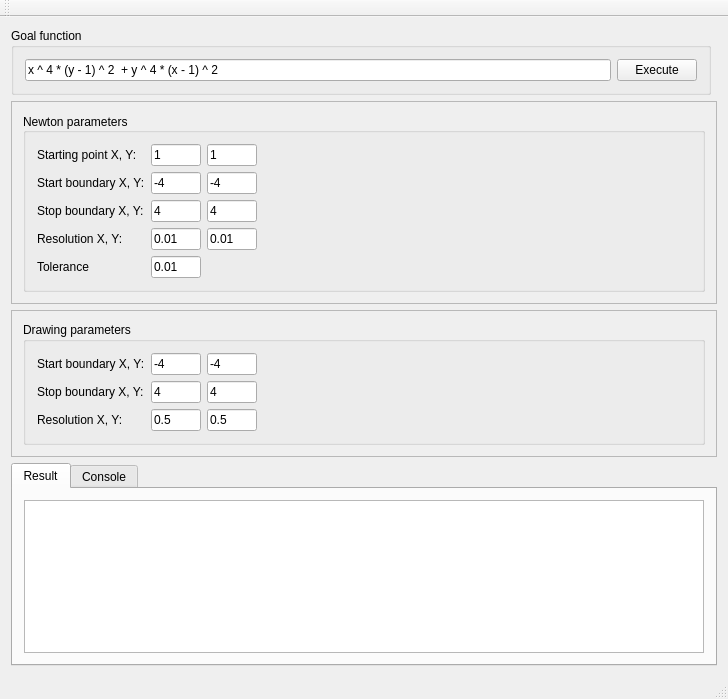
This is qtgui/mainwindow.ui in piotrlechowicz/NOpt as Qt 5 draws it before an edit. The edited form follows.
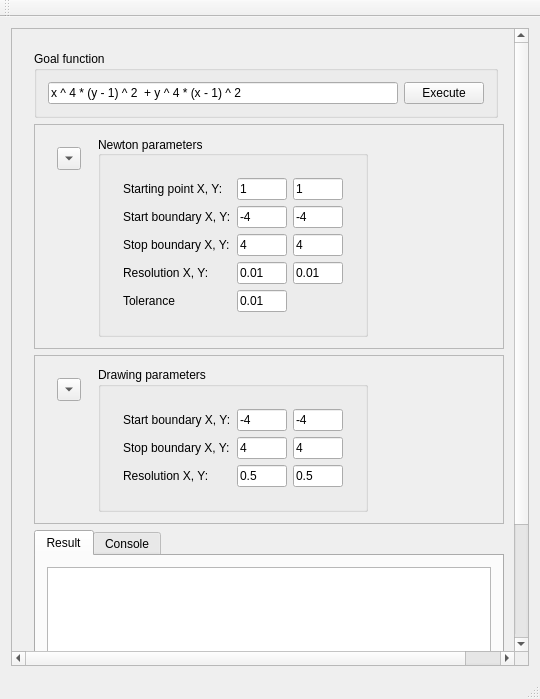
This is the edited form.

Commit message: Show example function in the main window

Patch:
```diff
--- a/qtgui/mainwindow.ui
+++ b/qtgui/mainwindow.ui
@@ -6,16 +6,64 @@
    <rect>
     <x>0</x>
     <y>0</y>
-    <width>728</width>
+    <width>540</width>
     <height>699</height>
    </rect>
   </property>
+  <property name="sizePolicy">
+   <sizepolicy hsizetype="Maximum" vsizetype="Maximum">
+    <horstretch>0</horstretch>
+    <verstretch>0</verstretch>
+   </sizepolicy>
+  </property>
   <property name="windowTitle">
    <string>Newton Optimization</string>
   </property>
   <widget class="QWidget" name="centralWidget">
+   <property name="sizePolicy">
+    <sizepolicy hsizetype="Preferred" vsizetype="Preferred">
+     <horstretch>0</horstretch>
+     <verstretch>0</verstretch>
+    </sizepolicy>
+   </property>
    <layout class="QVBoxLayout" name="verticalLayout_2">
     <item>
+     <widget class="QScrollArea" name="scrollArea">
+      <property name="sizePolicy">
+       <sizepolicy hsizetype="Preferred" vsizetype="Preferred">
+        <horstretch>0</horstretch>
+        <verstretch>0</verstretch>
+       </sizepolicy>
+      </property>
+      <property name="widgetResizable">
+       <bool>true</bool>
+      </property>
+      <widget class="QWidget" name="scrollAreaWidgetContents">
+       <property name="geometry">
+        <rect>
+         <x>0</x>
+         <y>0</y>
+         <width>539</width>
+         <height>765</height>
+        </rect>
+       </property>
+       <property name="sizePolicy">
+        <sizepolicy hsizetype="Preferred" vsizetype="Preferred">
+         <horstretch>0</horstretch>
+         <verstretch>0</verstretch>
+        </sizepolicy>
+       </property>
+       <layout class="QHBoxLayout" name="horizontalLayout_6">
+        <item>
+         <widget class="QWidget" name="widget" native="true">
+          <property name="sizePolicy">
+           <sizepolicy hsizetype="Minimum" vsizetype="Minimum">
+            <horstretch>0</horstretch>
+            <verstretch>0</verstretch>
+           </sizepolicy>
+          </property>
+          <layout class="QVBoxLayout" name="verticalLayout">
+           <item>
      <layout class="QHBoxLayout" name="horizontalLayout_2">
       <item>
        <layout class="QGridLayout" name="gridLayout">
@@ -31,6 +79,41 @@
            <enum>QFrame::Raised</enum>
           </property>
           <layout class="QHBoxLayout" name="horizontalLayout_4">
+                  <item>
+                   <widget class="QWidget" name="widget_4" native="true">
+                    <layout class="QVBoxLayout" name="verticalLayout_4">
+                     <item>
+                      <widget class="QToolButton" name="npToolButton">
+                       <property name="enabled">
+                        <bool>true</bool>
+                       </property>
+                       <property name="text">
+                        <string>...</string>
+                       </property>
+                       <property name="autoRaise">
+                        <bool>false</bool>
+                       </property>
+                       <property name="arrowType">
+                        <enum>Qt::DownArrow</enum>
+                       </property>
+                      </widget>
+                     </item>
+                     <item>
+                      <spacer name="verticalSpacer">
+                       <property name="orientation">
+                        <enum>Qt::Vertical</enum>
+                       </property>
+                       <property name="sizeHint" stdset="0">
+                        <size>
+                         <width>0</width>
+                         <height>0</height>
+                        </size>
+                       </property>
+                      </spacer>
+                     </item>
+                    </layout>
+                   </widget>
+                  </item>
            <item>
             <widget class="QGroupBox" name="groupBox">
              <property name="autoFillBackground">
@@ -49,66 +132,15 @@
               <bool>false</bool>
              </property>
              <layout class="QGridLayout" name="gridLayout_2">
-              <item row="0" column="2">
-               <widget class="QLineEdit" name="npStartingPointY">
-                <property name="maximumSize">
-                 <size>
-                  <width>50</width>
-                  <height>16777215</height>
-                 </size>
-                </property>
-                <property name="text">
-                 <string>1</string>
-                </property>
-               </widget>
-              </item>
-              <item row="2" column="0">
-               <widget class="QLabel" name="label_6">
-                <property name="text">
-                 <string>Stop boundary X, Y:</string>
-                </property>
-               </widget>
-              </item>
-              <item row="3" column="0">
-               <widget class="QLabel" name="label_5">
-                <property name="text">
-                 <string>Resolution X, Y:</string>
-                </property>
-               </widget>
-              </item>
               <item row="0" column="0">
-               <widget class="QLabel" name="label_2">
-                <property name="text">
-                 <string>Starting point X, Y:</string>
-                </property>
-               </widget>
-              </item>
-              <item row="0" column="3">
-               <spacer name="horizontalSpacer">
-                <property name="orientation">
-                 <enum>Qt::Horizontal</enum>
-                </property>
-                <property name="sizeHint" stdset="0">
-                 <size>
-                  <width>40</width>
-                  <height>20</height>
-                 </size>
-                </property>
-               </spacer>
-              </item>
-              <item row="0" column="1">
-               <widget class="QLineEdit" name="npStartingPointX">
-                <property name="maximumSize">
-                 <size>
-                  <width>50</width>
-                  <height>16777215</height>
-                 </size>
-                </property>
-                <property name="text">
-                 <string>1</string>
-                </property>
-               </widget>
-              </item>
+                      <widget class="QWidget" name="npWidget" native="true">
+                       <property name="sizePolicy">
+                        <sizepolicy hsizetype="Minimum" vsizetype="Minimum">
+                         <horstretch>0</horstretch>
+                         <verstretch>0</verstretch>
+                        </sizepolicy>
+                       </property>
+                       <layout class="QGridLayout" name="gridLayout_4">
               <item row="1" column="0">
                <widget class="QLabel" name="label_4">
                 <property name="text">
@@ -116,26 +148,6 @@
                 </property>
                </widget>
               </item>
-              <item row="4" column="0">
-               <widget class="QLabel" name="label">
-                <property name="text">
-                 <string>Tolerance</string>
-                </property>
-               </widget>
-              </item>
-              <item row="1" column="1">
-               <widget class="QLineEdit" name="npStartBoundaryX">
-                <property name="maximumSize">
-                 <size>
-                  <width>50</width>
-                  <height>16777215</height>
-                 </size>
-                </property>
-                <property name="text">
-                 <string>-4</string>
-                </property>
-               </widget>
-              </item>
               <item row="1" column="2">
                <widget class="QLineEdit" name="npStartBoundaryY">
                 <property name="maximumSize">
@@ -162,16 +174,17 @@
                 </property>
                </widget>
               </item>
-              <item row="2" column="2">
-               <widget class="QLineEdit" name="npStopBoundaryY">
-                <property name="maximumSize">
-                 <size>
-                  <width>50</width>
-                  <height>16777215</height>
-                 </size>
-                </property>
+                        <item row="2" column="0">
+                         <widget class="QLabel" name="label_6">
+                          <property name="text">
+                           <string>Stop boundary X, Y:</string>
+                          </property>
+                         </widget>
+                        </item>
+                        <item row="3" column="0">
+                         <widget class="QLabel" name="label_5">
                 <property name="text">
-                 <string>4</string>
+                           <string>Resolution X, Y:</string>
                 </property>
                </widget>
               </item>
@@ -188,19 +201,6 @@
                 </property>
                </widget>
               </item>
-              <item row="3" column="2">
-               <widget class="QLineEdit" name="npResolutionY">
-                <property name="maximumSize">
-                 <size>
-                  <width>50</width>
-                  <height>16777215</height>
-                 </size>
-                </property>
-                <property name="text">
-                 <string>0.01</string>
-                </property>
-               </widget>
-              </item>
               <item row="4" column="1">
                <widget class="QLineEdit" name="npTolerance">
                 <property name="maximumSize">
@@ -214,8 +214,116 @@
                 </property>
                </widget>
               </item>
-             </layout>
-            </widget>
+                        <item row="3" column="2">
+                         <widget class="QLineEdit" name="npResolutionY">
+                          <property name="maximumSize">
+                           <size>
+                            <width>50</width>
+                            <height>16777215</height>
+                           </size>
+                          </property>
+                          <property name="text">
+                           <string>0.01</string>
+                          </property>
+                         </widget>
+                        </item>
+                        <item row="4" column="0">
+                         <widget class="QLabel" name="label">
+                          <property name="text">
+                           <string>Tolerance</string>
+                          </property>
+                         </widget>
+                        </item>
+                        <item row="0" column="0">
+                         <widget class="QLabel" name="label_2">
+                          <property name="text">
+                           <string>Starting point X, Y:</string>
+                          </property>
+                         </widget>
+                        </item>
+                        <item row="2" column="2">
+                         <widget class="QLineEdit" name="npStopBoundaryY">
+                          <property name="maximumSize">
+                           <size>
+                            <width>50</width>
+                            <height>16777215</height>
+                           </size>
+                          </property>
+                          <property name="text">
+                           <string>4</string>
+                          </property>
+                         </widget>
+                        </item>
+                        <item row="0" column="1">
+                         <widget class="QLineEdit" name="npStartingPointX">
+                          <property name="maximumSize">
+                           <size>
+                            <width>50</width>
+                            <height>16777215</height>
+                           </size>
+                          </property>
+                          <property name="text">
+                           <string>1</string>
+                          </property>
+                         </widget>
+                        </item>
+                        <item row="0" column="2">
+                         <widget class="QLineEdit" name="npStartingPointY">
+                          <property name="maximumSize">
+                           <size>
+                            <width>50</width>
+                            <height>16777215</height>
+                           </size>
+                          </property>
+                          <property name="text">
+                           <string>1</string>
+                          </property>
+                         </widget>
+                        </item>
+                        <item row="1" column="1">
+                         <widget class="QLineEdit" name="npStartBoundaryX">
+                          <property name="maximumSize">
+                           <size>
+                            <width>50</width>
+                            <height>16777215</height>
+                           </size>
+                          </property>
+                          <property name="text">
+                           <string>-4</string>
+                          </property>
+                         </widget>
+                        </item>
+                        <item row="0" column="3">
+                         <spacer name="horizontalSpacer">
+                          <property name="orientation">
+                           <enum>Qt::Horizontal</enum>
+                          </property>
+                          <property name="sizeHint" stdset="0">
+                           <size>
+                            <width>0</width>
+                            <height>0</height>
+                           </size>
+                          </property>
+                         </spacer>
+                        </item>
+                       </layout>
+                      </widget>
+                     </item>
+                    </layout>
+                   </widget>
+                  </item>
+                  <item>
+                   <spacer name="horizontalSpacer_3">
+                    <property name="orientation">
+                     <enum>Qt::Horizontal</enum>
+                    </property>
+                    <property name="sizeHint" stdset="0">
+                     <size>
+                      <width>0</width>
+                      <height>0</height>
+                     </size>
+                    </property>
+                   </spacer>
            </item>
           </layout>
          </widget>
@@ -229,6 +337,35 @@
            <enum>QFrame::Raised</enum>
           </property>
           <layout class="QHBoxLayout" name="horizontalLayout_5">
+                  <item>
+                   <widget class="QWidget" name="widget_6" native="true">
+                    <layout class="QVBoxLayout" name="verticalLayout_5">
+                     <item>
+                      <widget class="QToolButton" name="dpToolButton">
+                       <property name="text">
+                        <string>...</string>
+                       </property>
+                       <property name="arrowType">
+                        <enum>Qt::DownArrow</enum>
+                       </property>
+                      </widget>
+                     </item>
+                     <item>
+                      <spacer name="verticalSpacer_2">
+                       <property name="orientation">
+                        <enum>Qt::Vertical</enum>
+                       </property>
+                       <property name="sizeHint" stdset="0">
+                        <size>
+                         <width>0</width>
+                         <height>0</height>
+                        </size>
+                       </property>
+                      </spacer>
+                     </item>
+                    </layout>
+                   </widget>
+                  </item>
            <item>
             <widget class="QGroupBox" name="groupBox_3">
              <property name="title">
@@ -236,25 +373,21 @@
              </property>
              <layout class="QGridLayout" name="gridLayout_3">
               <item row="0" column="0">
+                      <widget class="QWidget" name="dpWidget" native="true">
+                       <property name="sizePolicy">
+                        <sizepolicy hsizetype="Minimum" vsizetype="Minimum">
+                         <horstretch>0</horstretch>
+                         <verstretch>0</verstretch>
+                        </sizepolicy>
+                       </property>
+                       <layout class="QGridLayout" name="gridLayout_5">
+                        <item row="0" column="0">
                <widget class="QLabel" name="label_3">
                 <property name="text">
                  <string>Start boundary X, Y:</string>
                 </property>
                </widget>
               </item>
-              <item row="0" column="1">
-               <widget class="QLineEdit" name="dpStartBoundaryX">
-                <property name="maximumSize">
-                 <size>
-                  <width>50</width>
-                  <height>16777215</height>
-                 </size>
-                </property>
-                <property name="text">
-                 <string>-4</string>
-                </property>
-               </widget>
-              </item>
               <item row="0" column="2">
                <widget class="QLineEdit" name="dpStartBoundaryY">
                 <property name="maximumSize">
@@ -275,8 +408,8 @@
                 </property>
                 <property name="sizeHint" stdset="0">
                  <size>
-                  <width>40</width>
-                  <height>20</height>
+                            <width>0</width>
+                            <height>0</height>
                  </size>
                 </property>
                </spacer>
@@ -288,6 +421,19 @@
                 </property>
                </widget>
               </item>
+                        <item row="0" column="1">
+                         <widget class="QLineEdit" name="dpStartBoundaryX">
+                          <property name="maximumSize">
+                           <size>
+                            <width>50</width>
+                            <height>16777215</height>
+                           </size>
+                          </property>
+                          <property name="text">
+                           <string>-4</string>
+                          </property>
+                         </widget>
+                        </item>
               <item row="2" column="0">
                <widget class="QLabel" name="label_8">
                 <property name="text">
@@ -353,6 +499,22 @@
           </layout>
          </widget>
         </item>
+                  <item>
+                   <spacer name="horizontalSpacer_4">
+                    <property name="orientation">
+                     <enum>Qt::Horizontal</enum>
+                    </property>
+                    <property name="sizeHint" stdset="0">
+                     <size>
+                      <width>0</width>
+                      <height>0</height>
+                     </size>
+                    </property>
+                   </spacer>
+                  </item>
+                 </layout>
+                </widget>
+               </item>
         <item row="0" column="0">
          <widget class="QGroupBox" name="groupBox_2">
           <property name="title">
@@ -361,6 +523,12 @@
           <layout class="QHBoxLayout" name="horizontalLayout_7">
            <item>
             <widget class="QLineEdit" name="formulaInput">
+                    <property name="minimumSize">
+                     <size>
+                      <width>350</width>
+                      <height>0</height>
+                     </size>
+                    </property>
              <property name="text">
               <string>x ^ 4 * (y - 1) ^ 2  + y ^ 4 * (x - 1) ^ 2</string>
              </property>
@@ -411,6 +579,30 @@
      </widget>
     </item>
    </layout>
+          <zorder>tabWidget</zorder>
+          <zorder></zorder>
+         </widget>
+        </item>
+        <item>
+         <widget class="QWidget" name="widget_2" native="true">
+          <property name="sizePolicy">
+           <sizepolicy hsizetype="Preferred" vsizetype="Preferred">
+            <horstretch>0</horstretch>
+            <verstretch>0</verstretch>
+           </sizepolicy>
+          </property>
+          <layout class="QHBoxLayout" name="horizontalLayout_8">
+           <item>
+            <layout class="QVBoxLayout" name="matPlotLayout"/>
+           </item>
+          </layout>
+         </widget>
+        </item>
+       </layout>
+      </widget>
+     </widget>
+    </item>
+   </layout>
   </widget>
   <widget class="QToolBar" name="mainToolBar">
    <attribute name="toolBarArea">
```
Left out of the diff: 5 changed lines with no effect on the pictures. Lines whose indentation alone changed are shown as unchanged. The commit also changes 2 other files.
